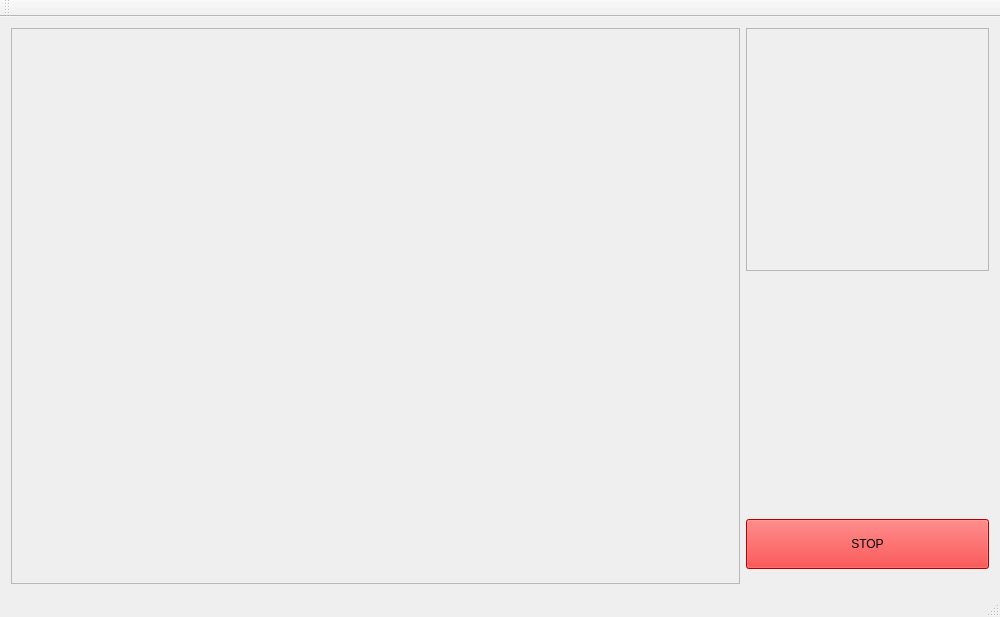
Before: the Qt Designer form mainwindow.ui in LadislavBrecka/HMI-Semi_auto, drawn with Qt 5.
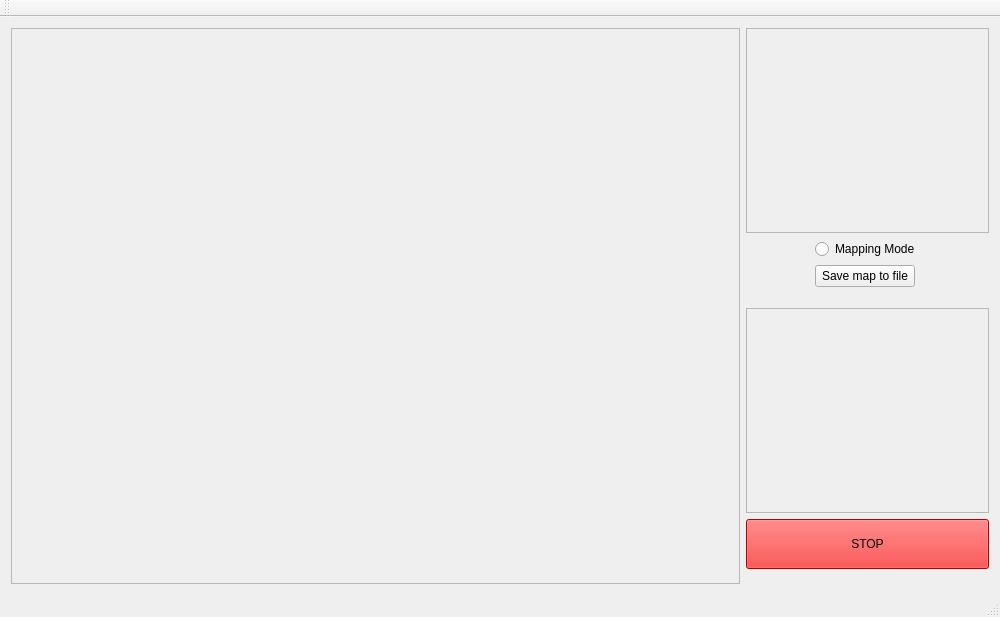
After: the same form once the commit is applied.

Commit message: Add mapping functionality

What changed in the file:
```diff
--- a/mainwindow.ui
+++ b/mainwindow.ui
@@ -20,9 +20,25 @@
      <verstretch>0</verstretch>
     </sizepolicy>
    </property>
-   <layout class="QGridLayout" name="gridLayout_3" rowstretch="1" columnstretch="3,1">
+   <layout class="QGridLayout" name="gridLayout_3" rowstretch="1" columnstretch="3,1,0">
+    <item row="0" column="0">
+     <widget class="QFrame" name="mainFrame">
+      <property name="minimumSize">
+       <size>
+        <width>640</width>
+        <height>480</height>
+       </size>
+      </property>
+      <property name="frameShape">
+       <enum>QFrame::StyledPanel</enum>
+      </property>
+      <property name="frameShadow">
+       <enum>QFrame::Raised</enum>
+      </property>
+     </widget>
+    </item>
     <item row="0" column="1">
-     <layout class="QGridLayout" name="gridLayout_2" rowstretch="1,1,0,0,0,0,0" columnstretch="0">
+     <layout class="QVBoxLayout" name="verticalLayout">
       <property name="sizeConstraint">
        <enum>QLayout::SetDefaultConstraint</enum>
       </property>
@@ -35,7 +51,7 @@
       <property name="bottomMargin">
        <number>15</number>
       </property>
-      <item row="0" column="0">
+      <item>
        <widget class="QFrame" name="cameraFrame">
         <property name="enabled">
          <bool>true</bool>
@@ -66,7 +82,53 @@
         </property>
        </widget>
       </item>
-      <item row="6" column="0">
+      <item>
+       <layout class="QGridLayout" name="gridLayout">
+        <property name="bottomMargin">
+         <number>15</number>
+        </property>
+        <item row="0" column="0">
+         <widget class="QRadioButton" name="radioButton">
+          <property name="layoutDirection">
+           <enum>Qt::LeftToRight</enum>
+          </property>
+          <property name="autoFillBackground">
+           <bool>false</bool>
+          </property>
+          <property name="text">
+           <string>Mapping Mode</string>
+          </property>
+         </widget>
+        </item>
+        <item row="1" column="0">
+         <widget class="QPushButton" name="pushButton_2">
+          <property name="maximumSize">
+           <size>
+            <width>100</width>
+            <height>16777215</height>
+           </size>
+          </property>
+          <property name="layoutDirection">
+           <enum>Qt::LeftToRight</enum>
+          </property>
+          <property name="text">
+           <string>Save map to file</string>
+          </property>
+         </widget>
+        </item>
+       </layout>
+      </item>
+      <item>
+       <widget class="QFrame" name="mapFrame">
+        <property name="frameShape">
+         <enum>QFrame::StyledPanel</enum>
+        </property>
+        <property name="frameShadow">
+         <enum>QFrame::Raised</enum>
+        </property>
+       </widget>
+      </item>
+      <item>
        <widget class="QPushButton" name="pushButton">
         <property name="minimumSize">
          <size>
@@ -82,19 +144,6 @@
         </property>
        </widget>
       </item>
-      <item row="1" column="0">
-       <spacer name="verticalSpacer">
-        <property name="orientation">
-         <enum>Qt::Vertical</enum>
-        </property>
-        <property name="sizeHint" stdset="0">
-         <size>
-          <width>20</width>
-          <height>40</height>
-         </size>
-        </property>
-       </spacer>
-      </item>
      </layout>
     </item>
     <item row="0" column="0">
```
Left out of the diff: 16 changed lines with no effect on the pictures. The commit also changes 3 other files.
